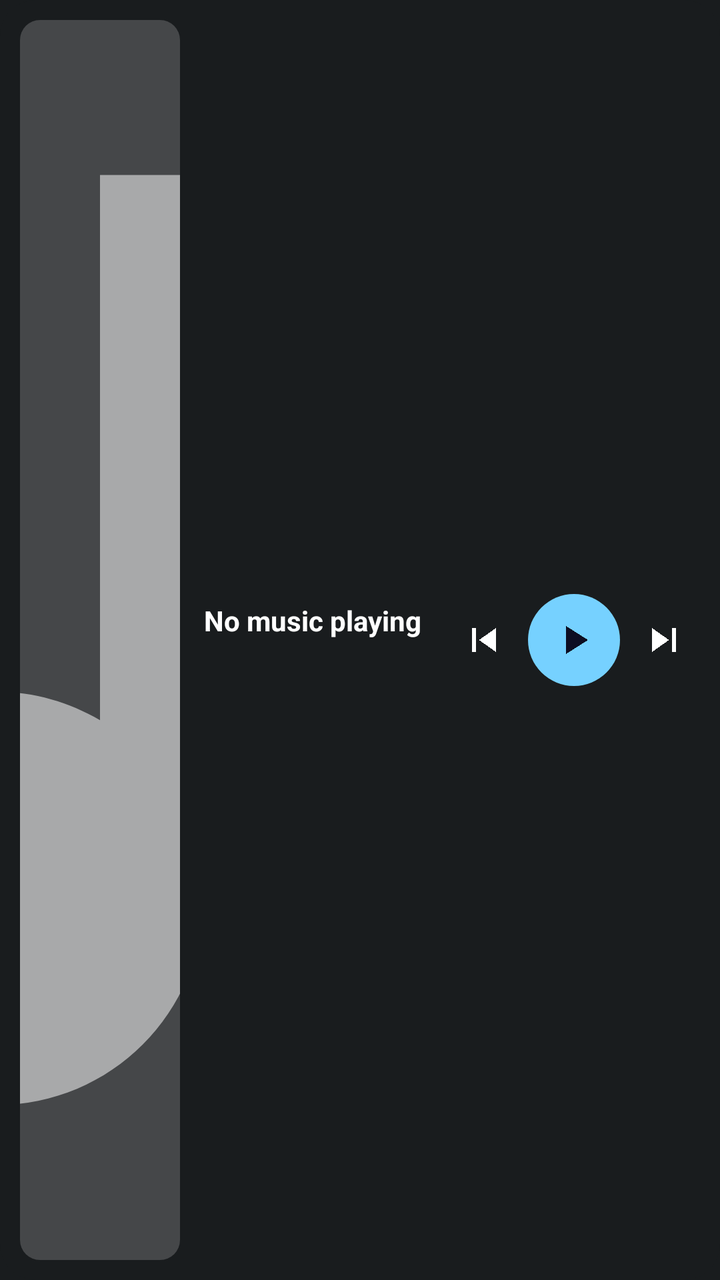
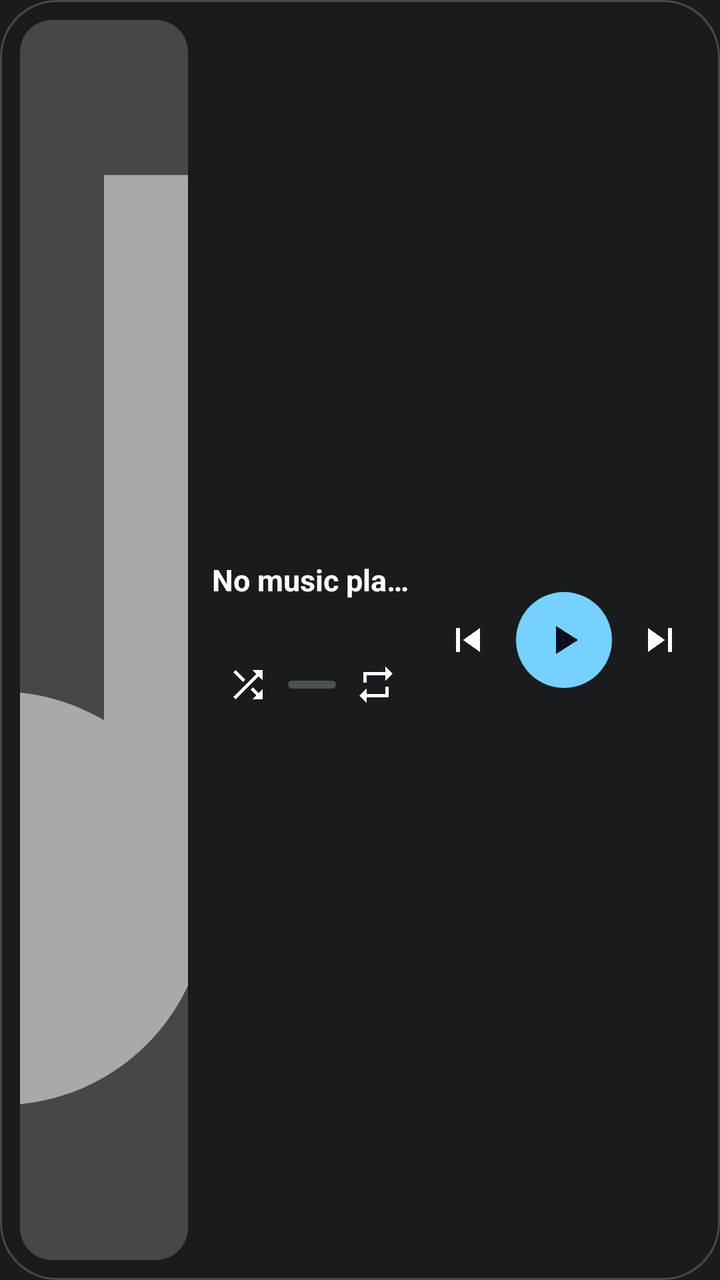

Compare the two renders of this Android layout. The source of the first and the diff that turns it into the second are given below.
<!-- AndroidManifest.xml: application theme android:Theme.DeviceDefault -->
<!-- res/layout/widget_music.xml -->
<?xml version="1.0" encoding="utf-8"?>
<LinearLayout xmlns:android="http://schemas.android.com/apk/res/android"
    android:id="@+id/widgetRoot"
    android:layout_width="match_parent"
    android:layout_height="match_parent"
    android:background="@drawable/widget_bg"
    android:orientation="horizontal"
    android:padding="10dp"
    android:gravity="center_vertical">

    
    <ImageView
        android:id="@+id/albumArt"
        android:layout_width="wrap_content"
        android:layout_height="match_parent"
        android:adjustViewBounds="true"
        android:minWidth="48dp"
        android:maxWidth="80dp"
        android:scaleType="centerCrop"
        android:background="@drawable/album_art_bg"
        android:src="@drawable/ic_music_note"/>

    <LinearLayout
        android:layout_width="0dp"
        android:layout_height="wrap_content"
        android:layout_weight="1"
        android:layout_marginStart="12dp"
        android:layout_marginEnd="8dp"
        android:orientation="vertical"
        android:gravity="center_vertical">

        <TextView
            android:id="@+id/songTitle"
            android:layout_width="match_parent"
            android:layout_height="wrap_content"
            android:text="No music playing"
            android:textColor="#FFFFFFFF"
            android:textSize="14sp"
            android:textStyle="bold"
            android:maxLines="1"
            android:ellipsize="end"/>

        <TextView
            android:id="@+id/artistName"
            android:layout_width="match_parent"
            android:layout_height="wrap_content"
            android:text=""
            android:textColor="#99FFFFFF"
            android:textSize="12sp"
            android:maxLines="1"
            android:ellipsize="end"
            android:layout_marginTop="3dp"/>

    </LinearLayout>

    <LinearLayout
        android:layout_width="wrap_content"
        android:layout_height="wrap_content"
        android:orientation="horizontal"
        android:gravity="center_vertical">

        <ImageView
            android:id="@+id/btnPrev"
            android:layout_width="36dp"
            android:layout_height="36dp"
            android:src="@drawable/ic_skip_previous"
            android:scaleType="centerInside"
            android:padding="4dp"/>

        <ImageView
            android:id="@+id/btnPlayPause"
            android:layout_width="46dp"
            android:layout_height="46dp"
            android:src="@drawable/ic_play"
            android:background="@drawable/play_btn_bg"
            android:scaleType="centerInside"
            android:padding="10dp"
            android:layout_marginStart="4dp"
            android:layout_marginEnd="4dp"/>

        <ImageView
            android:id="@+id/btnNext"
            android:layout_width="36dp"
            android:layout_height="36dp"
            android:src="@drawable/ic_skip_next"
            android:scaleType="centerInside"
            android:padding="4dp"/>

    </LinearLayout>

</LinearLayout>
<!-- resources referenced by this layout -->
<resources>
  <!-- drawable album_art_bg (drawable) -->
  <?xml version="1.0" encoding="utf-8"?>
  <shape xmlns:android="http://schemas.android.com/apk/res/android">
      <solid android:color="#44FFFFFF"/>
      <corners android:radius="10dp"/>
  </shape>
  <!-- drawable ic_music_note (drawable) -->
  <vector xmlns:android="http://schemas.android.com/apk/res/android"
      android:width="24dp" android:height="24dp"
      android:viewportWidth="24" android:viewportHeight="24">
      <path android:fillColor="#88FFFFFF"
          android:pathData="M12,3v10.55c-0.59,-0.34 -1.27,-0.55 -2,-0.55 -2.21,0 -4,1.79 -4,4s1.79,4 4,4 4,-1.79 4,-4V7h4V3h-6z"/>
  </vector>
  <!-- drawable ic_play (drawable) -->
  <vector xmlns:android="http://schemas.android.com/apk/res/android"
      android:width="24dp" android:height="24dp"
      android:viewportWidth="24" android:viewportHeight="24">
      <path android:fillColor="#FF0D0D22"
          android:pathData="M8,5v14l11,-7z"/>
  </vector>
  <!-- drawable ic_skip_next (drawable) -->
  <vector xmlns:android="http://schemas.android.com/apk/res/android"
      android:width="24dp" android:height="24dp"
      android:viewportWidth="24" android:viewportHeight="24">
      <path android:fillColor="#FFFFFFFF"
          android:pathData="M6,18l8.5,-6L6,6v12zM16,6v12h2V6h-2z"/>
  </vector>
  <!-- drawable ic_skip_previous (drawable) -->
  <vector xmlns:android="http://schemas.android.com/apk/res/android"
      android:width="24dp" android:height="24dp"
      android:viewportWidth="24" android:viewportHeight="24">
      <path android:fillColor="#FFFFFFFF"
          android:pathData="M6,6h2v12H6zM9.5,12l8.5,6V6z"/>
  </vector>
  <!-- drawable play_btn_bg (drawable) -->
  <?xml version="1.0" encoding="utf-8"?>
  <shape xmlns:android="http://schemas.android.com/apk/res/android"
      android:shape="oval">
      <solid android:color="#FFFFFFFF"/>
  </shape>
  <!-- drawable widget_bg (drawable) -->
  <?xml version="1.0" encoding="utf-8"?>
  <shape xmlns:android="http://schemas.android.com/apk/res/android">
      <solid android:color="#CC0D0D22"/>
      <corners android:radius="18dp"/>
  </shape>
</resources>

<!-- the commit's change to res/layout/widget_music.xml (unified diff, before → after) -->
@@ -14,8 +14,8 @@
         android:layout_width="wrap_content"
         android:layout_height="match_parent"
         android:adjustViewBounds="true"
-        android:minWidth="48dp"
-        android:maxWidth="80dp"
+        android:minWidth="52dp"
+        android:maxWidth="84dp"
         android:scaleType="centerCrop"
         android:background="@drawable/album_art_bg"
         android:src="@drawable/ic_music_note"/>
@@ -35,7 +35,7 @@
             android:layout_height="wrap_content"
             android:text="No music playing"
             android:textColor="#FFFFFFFF"
-            android:textSize="14sp"
+            android:textSize="15sp"
             android:textStyle="bold"
             android:maxLines="1"
             android:ellipsize="end"/>
@@ -45,11 +45,48 @@
             android:layout_width="match_parent"
             android:layout_height="wrap_content"
             android:text=""
-            android:textColor="#99FFFFFF"
+            android:textColor="#B3FFFFFF"
             android:textSize="12sp"
             android:maxLines="1"
             android:ellipsize="end"
-            android:layout_marginTop="3dp"/>
+            android:layout_marginTop="2dp"/>
+
+        
+        <LinearLayout
+            android:layout_width="match_parent"
+            android:layout_height="wrap_content"
+            android:orientation="horizontal"
+            android:gravity="center_vertical"
+            android:layout_marginTop="6dp">
+
+            <ImageView
+                android:id="@+id/btnShuffle"
+                android:layout_width="36dp"
+                android:layout_height="36dp"
+                android:src="@drawable/ic_shuffle"
+                android:scaleType="centerInside"
+                android:padding="7dp"/>
+
+            <ProgressBar
+                android:id="@+id/songProgress"
+                style="?android:attr/progressBarStyleHorizontal"
+                android:layout_width="0dp"
+                android:layout_height="4dp"
+                android:layout_weight="1"
+                android:layout_marginStart="2dp"
+                android:layout_marginEnd="2dp"
+                android:max="100"
+                android:progress="0"/>
+
+            <ImageView
+                android:id="@+id/btnRepeat"
+                android:layout_width="36dp"
+                android:layout_height="36dp"
+                android:src="@drawable/ic_repeat"
+                android:scaleType="centerInside"
+                android:padding="7dp"/>
+
+        </LinearLayout>
 
     </LinearLayout>
 
@@ -61,30 +98,30 @@
 
         <ImageView
             android:id="@+id/btnPrev"
-            android:layout_width="36dp"
-            android:layout_height="36dp"
+            android:layout_width="40dp"
+            android:layout_height="40dp"
             android:src="@drawable/ic_skip_previous"
             android:scaleType="centerInside"
-            android:padding="4dp"/>
+            android:padding="8dp"/>
 
         <ImageView
             android:id="@+id/btnPlayPause"
-            android:layout_width="46dp"
-            android:layout_height="46dp"
+            android:layout_width="48dp"
+            android:layout_height="48dp"
             android:src="@drawable/ic_play"
             android:background="@drawable/play_btn_bg"
             android:scaleType="centerInside"
-            android:padding="10dp"
+            android:padding="11dp"
             android:layout_marginStart="4dp"
             android:layout_marginEnd="4dp"/>
 
         <ImageView
             android:id="@+id/btnNext"
-            android:layout_width="36dp"
-            android:layout_height="36dp"
+            android:layout_width="40dp"
+            android:layout_height="40dp"
             android:src="@drawable/ic_skip_next"
             android:scaleType="centerInside"
-            android:padding="4dp"/>
+            android:padding="8dp"/>
 
     </LinearLayout>
 
<!-- resource entries referenced after the edit -->
@@ -3,8 +3,8 @@
   <!-- drawable album_art_bg (drawable) -->
   <?xml version="1.0" encoding="utf-8"?>
   <shape xmlns:android="http://schemas.android.com/apk/res/android">
-      <solid android:color="#44FFFFFF"/>
-      <corners android:radius="10dp"/>
+      <solid android:color="#33FFFFFF"/>
+      <corners android:radius="16dp"/>
   </shape>
   <!-- drawable ic_music_note (drawable) -->
   <vector xmlns:android="http://schemas.android.com/apk/res/android"
@@ -19,6 +19,26 @@
       android:viewportWidth="24" android:viewportHeight="24">
       <path android:fillColor="#FF0D0D22"
           android:pathData="M8,5v14l11,-7z"/>
+  </vector>
+  <!-- drawable ic_repeat (drawable) -->
+  <vector xmlns:android="http://schemas.android.com/apk/res/android"
+      android:width="24dp"
+      android:height="24dp"
+      android:viewportWidth="24"
+      android:viewportHeight="24">
+      <path
+          android:fillColor="#FFFFFFFF"
+          android:pathData="M7,7h10v3l4,-4 -4,-4v3H5v6h2V7zM17,17H7v-3l-4,4 4,4v-3h12v-6h-2v4z"/>
+  </vector>
+  <!-- drawable ic_shuffle (drawable) -->
+  <vector xmlns:android="http://schemas.android.com/apk/res/android"
+      android:width="24dp"
+      android:height="24dp"
+      android:viewportWidth="24"
+      android:viewportHeight="24">
+      <path
+          android:fillColor="#FFFFFFFF"
+          android:pathData="M10.59,9.17L5.41,4 4,5.41l5.17,5.17 1.42,-1.41zM14.5,4l2.04,2.04L4,18.59 5.41,20 17.96,7.46 20,9.5V4h-5.5zM14.83,13.41l-1.41,1.41 3.13,3.13L14.5,20H20v-5.5l-2.04,2.04 -3.13,-3.13z"/>
   </vector>
   <!-- drawable ic_skip_next (drawable) -->
   <vector xmlns:android="http://schemas.android.com/apk/res/android"
@@ -43,8 +63,11 @@
   <!-- drawable widget_bg (drawable) -->
   <?xml version="1.0" encoding="utf-8"?>
   <shape xmlns:android="http://schemas.android.com/apk/res/android">
-      <solid android:color="#CC0D0D22"/>
-      <corners android:radius="18dp"/>
+      <solid android:color="#E61A1B1F"/>
+      <corners android:radius="28dp"/>
+      <stroke
+          android:width="1dp"
+          android:color="#26FFFFFF"/>
   </shape>
 </resources>
 
